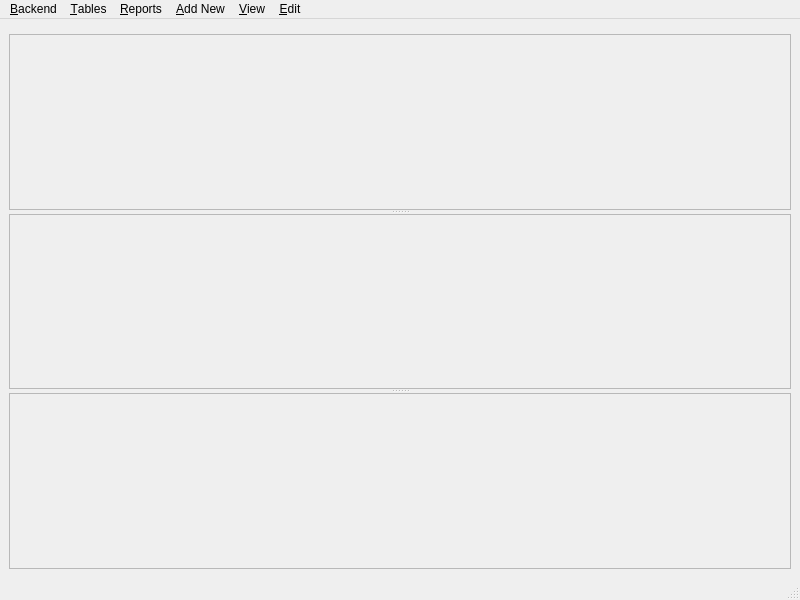
Qt form nmgui/mainwindow.ui (seancrandall/Nutmeg) before a commit.
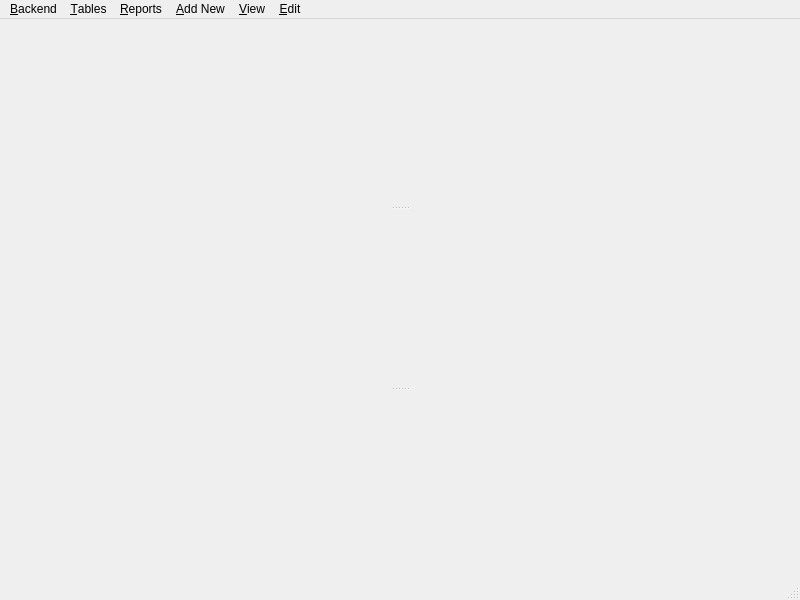
The same form after that commit. Icons and pictures are not drawn.

Commit message: Made a few frame tweaks.

```diff
--- a/nmgui/mainwindow.ui
+++ b/nmgui/mainwindow.ui
@@ -15,47 +15,46 @@
   </property>
   <widget class="QWidget" name="centralwidget">
    <layout class="QGridLayout" name="gridLayout">
-    <item row="1" column="0">
+    <item row="0" column="0">
      <widget class="QSplitter" name="splitter">
       <property name="orientation">
        <enum>Qt::Orientation::Vertical</enum>
       </property>
       <widget class="QFrame" name="frameTop">
        <property name="frameShape">
-        <enum>QFrame::Shape::StyledPanel</enum>
+        <enum>QFrame::Shape::NoFrame</enum>
        </property>
        <property name="frameShadow">
-        <enum>QFrame::Shadow::Raised</enum>
+        <enum>QFrame::Shadow::Plain</enum>
+       </property>
+       <property name="lineWidth">
+        <number>0</number>
        </property>
       </widget>
       <widget class="QFrame" name="frameMiddle">
        <property name="frameShape">
-        <enum>QFrame::Shape::StyledPanel</enum>
+        <enum>QFrame::Shape::NoFrame</enum>
        </property>
        <property name="frameShadow">
-        <enum>QFrame::Shadow::Raised</enum>
+        <enum>QFrame::Shadow::Plain</enum>
+       </property>
+       <property name="lineWidth">
+        <number>0</number>
        </property>
       </widget>
       <widget class="QFrame" name="frameBottom">
        <property name="frameShape">
-        <enum>QFrame::Shape::StyledPanel</enum>
+        <enum>QFrame::Shape::NoFrame</enum>
        </property>
        <property name="frameShadow">
-        <enum>QFrame::Shadow::Raised</enum>
+        <enum>QFrame::Shadow::Plain</enum>
+       </property>
+       <property name="lineWidth">
+        <number>0</number>
        </property>
       </widget>
      </widget>
     </item>
-    <item row="0" column="0">
-     <widget class="QFrame" name="frameMenuArea">
-      <property name="frameShape">
-       <enum>QFrame::Shape::StyledPanel</enum>
-      </property>
-      <property name="frameShadow">
-       <enum>QFrame::Shadow::Raised</enum>
-      </property>
-     </widget>
-    </item>
    </layout>
   </widget>
   <widget class="QMenuBar" name="menubar">
```
The commit also changes 3 other files.
